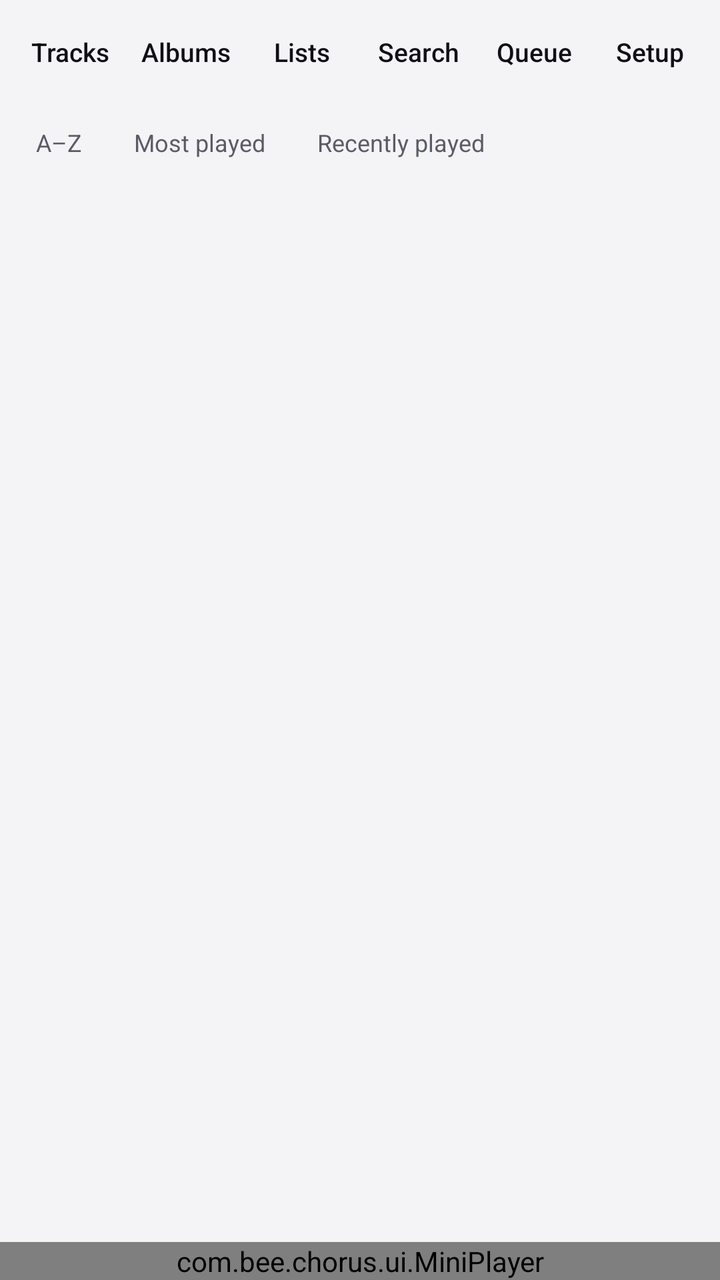
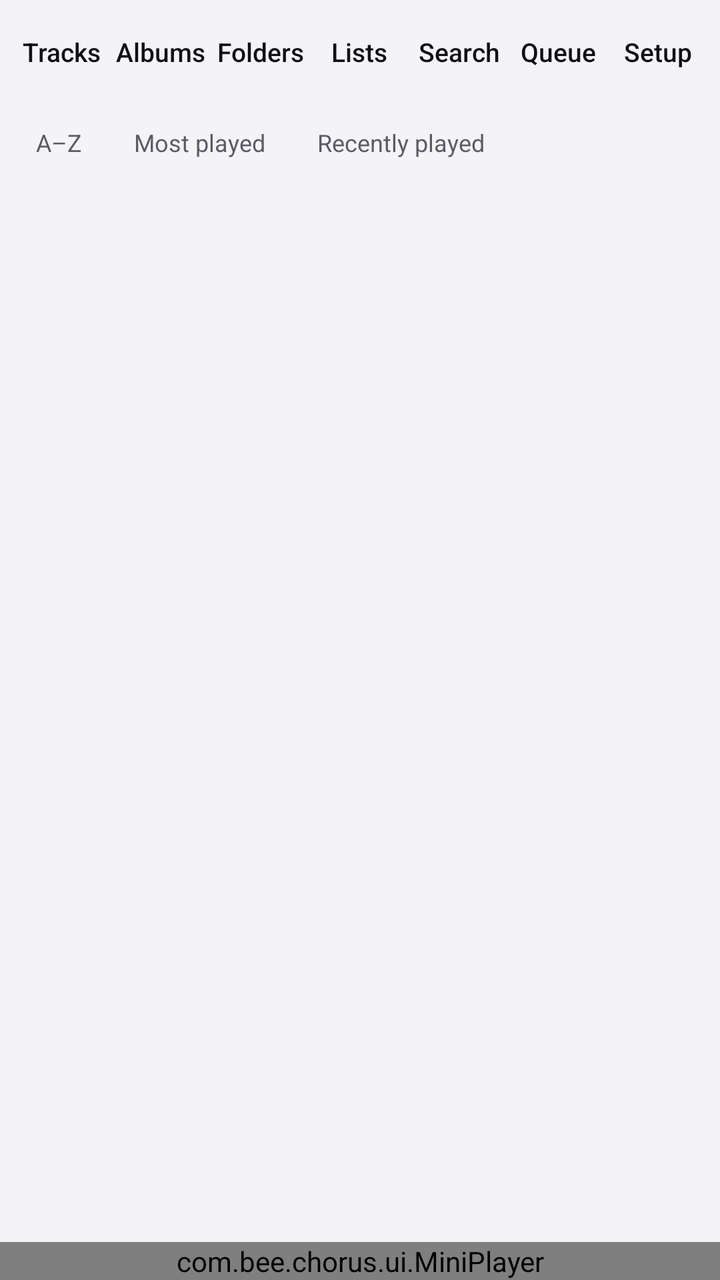

Before-and-after screenshots of an Android layout around one commit, followed by the original layout XML and the change that was made.
<!-- AndroidManifest.xml: application theme Theme.Chorus -->
<!-- res/layout/activity_main.xml -->
<?xml version="1.0" encoding="utf-8"?>
<LinearLayout xmlns:android="http://schemas.android.com/apk/res/android"
    android:id="@+id/main_root"
    android:layout_width="match_parent"
    android:layout_height="match_parent"
    android:orientation="vertical">

    
    <LinearLayout
        android:id="@+id/tab_strip"
        android:layout_width="match_parent"
        android:layout_height="wrap_content"
        android:baselineAligned="false"
        android:background="?android:attr/colorBackground"
        android:orientation="horizontal"
        android:paddingStart="6dp"
        android:paddingTop="2dp"
        android:paddingEnd="6dp">

        <FrameLayout
            android:layout_width="0dp"
            android:layout_height="wrap_content"
            android:layout_weight="1">

            <Button
                android:id="@+id/tab_tracks"
                style="?android:attr/borderlessButtonStyle"
                android:layout_width="match_parent"
                android:layout_height="wrap_content"
                android:minWidth="0dp"
                android:minHeight="48dp"
                android:paddingStart="2dp"
                android:paddingEnd="2dp"
                android:gravity="center"
                android:singleLine="true"
                android:textAllCaps="false"
                android:textSize="13sp"
                android:text="Tracks" />

            <View
                android:id="@+id/tab_indicator_tracks"
                android:layout_width="20dp"
                android:layout_height="2dp"
                android:layout_gravity="bottom|center_horizontal"
                android:layout_marginBottom="6dp"
                android:importantForAccessibility="no"
                android:visibility="gone" />
        </FrameLayout>

        <FrameLayout
            android:layout_width="0dp"
            android:layout_height="wrap_content"
            android:layout_weight="1">

            <Button
                android:id="@+id/tab_albums"
                style="?android:attr/borderlessButtonStyle"
                android:layout_width="match_parent"
                android:layout_height="wrap_content"
                android:minWidth="0dp"
                android:minHeight="48dp"
                android:paddingStart="2dp"
                android:paddingEnd="2dp"
                android:gravity="center"
                android:singleLine="true"
                android:textAllCaps="false"
                android:textSize="13sp"
                android:text="Albums" />

            <View
                android:id="@+id/tab_indicator_albums"
                android:layout_width="20dp"
                android:layout_height="2dp"
                android:layout_gravity="bottom|center_horizontal"
                android:layout_marginBottom="6dp"
                android:importantForAccessibility="no"
                android:visibility="gone" />
        </FrameLayout>

        <FrameLayout
            android:layout_width="0dp"
            android:layout_height="wrap_content"
            android:layout_weight="1">

            <Button
                android:id="@+id/tab_playlists"
                style="?android:attr/borderlessButtonStyle"
                android:layout_width="match_parent"
                android:layout_height="wrap_content"
                android:minWidth="0dp"
                android:minHeight="48dp"
                android:paddingStart="2dp"
                android:paddingEnd="2dp"
                android:gravity="center"
                android:singleLine="true"
                android:textAllCaps="false"
                android:textSize="13sp"
                android:text="Lists" />

            <View
                android:id="@+id/tab_indicator_playlists"
                android:layout_width="20dp"
                android:layout_height="2dp"
                android:layout_gravity="bottom|center_horizontal"
                android:layout_marginBottom="6dp"
                android:importantForAccessibility="no"
                android:visibility="gone" />
        </FrameLayout>

        <FrameLayout
            android:layout_width="0dp"
            android:layout_height="wrap_content"
            android:layout_weight="1">

            <Button
                android:id="@+id/tab_search"
                style="?android:attr/borderlessButtonStyle"
                android:layout_width="match_parent"
                android:layout_height="wrap_content"
                android:minWidth="0dp"
                android:minHeight="48dp"
                android:paddingStart="2dp"
                android:paddingEnd="2dp"
                android:gravity="center"
                android:singleLine="true"
                android:textAllCaps="false"
                android:textSize="13sp"
                android:text="Search" />

            <View
                android:id="@+id/tab_indicator_search"
                android:layout_width="20dp"
                android:layout_height="2dp"
                android:layout_gravity="bottom|center_horizontal"
                android:layout_marginBottom="6dp"
                android:importantForAccessibility="no"
                android:visibility="gone" />
        </FrameLayout>

        <FrameLayout
            android:layout_width="0dp"
            android:layout_height="wrap_content"
            android:layout_weight="1">

            <Button
                android:id="@+id/tab_queue"
                style="?android:attr/borderlessButtonStyle"
                android:layout_width="match_parent"
                android:layout_height="wrap_content"
                android:minWidth="0dp"
                android:minHeight="48dp"
                android:paddingStart="2dp"
                android:paddingEnd="2dp"
                android:gravity="center"
                android:singleLine="true"
                android:textAllCaps="false"
                android:textSize="13sp"
                android:text="Queue" />

            <View
                android:id="@+id/tab_indicator_queue"
                android:layout_width="20dp"
                android:layout_height="2dp"
                android:layout_gravity="bottom|center_horizontal"
                android:layout_marginBottom="6dp"
                android:importantForAccessibility="no"
                android:visibility="gone" />
        </FrameLayout>

        <FrameLayout
            android:layout_width="0dp"
            android:layout_height="wrap_content"
            android:layout_weight="1">

            <Button
                android:id="@+id/tab_settings"
                style="?android:attr/borderlessButtonStyle"
                android:layout_width="match_parent"
                android:layout_height="wrap_content"
                android:minWidth="0dp"
                android:minHeight="48dp"
                android:paddingStart="2dp"
                android:paddingEnd="2dp"
                android:gravity="center"
                android:singleLine="true"
                android:textAllCaps="false"
                android:textSize="13sp"
                android:text="Setup" />

            <View
                android:id="@+id/tab_indicator_settings"
                android:layout_width="20dp"
                android:layout_height="2dp"
                android:layout_gravity="bottom|center_horizontal"
                android:layout_marginBottom="6dp"
                android:importantForAccessibility="no"
                android:visibility="gone" />
        </FrameLayout>
    </LinearLayout>

    
    <View
        android:id="@+id/tab_divider"
        android:layout_width="match_parent"
        android:layout_height="1dp"
        android:importantForAccessibility="no" />

    
    <FrameLayout
        android:id="@+id/content"
        android:layout_width="match_parent"
        android:layout_height="0dp"
        android:layout_weight="1">

        
        <LinearLayout
            android:id="@+id/track_screen"
            android:layout_width="match_parent"
            android:layout_height="match_parent"
            android:orientation="vertical">

            <LinearLayout
                android:id="@+id/track_sort_bar"
                android:layout_width="match_parent"
                android:layout_height="wrap_content"
                android:gravity="start|center_vertical"
                android:orientation="horizontal"
                android:paddingStart="8dp"
                android:paddingEnd="8dp"
                android:paddingTop="6dp"
                android:paddingBottom="6dp">

                <TextView
                    android:id="@+id/sort_title"
                    android:layout_width="wrap_content"
                    android:layout_height="wrap_content"
                    android:background="?android:attr/selectableItemBackground"
                    android:clickable="true"
                    android:focusable="true"
                    android:paddingStart="10dp"
                    android:paddingEnd="10dp"
                    android:paddingTop="6dp"
                    android:paddingBottom="6dp"
                    android:text="A–Z"
                    android:textColor="?android:attr/textColorSecondary"
                    android:textSize="12sp" />

                <TextView
                    android:id="@+id/sort_plays"
                    android:layout_width="wrap_content"
                    android:layout_height="wrap_content"
                    android:layout_marginStart="6dp"
                    android:background="?android:attr/selectableItemBackground"
                    android:clickable="true"
                    android:focusable="true"
                    android:paddingStart="10dp"
                    android:paddingEnd="10dp"
                    android:paddingTop="6dp"
                    android:paddingBottom="6dp"
                    android:text="Most played"
                    android:textColor="?android:attr/textColorSecondary"
                    android:textSize="12sp" />

                <TextView
                    android:id="@+id/sort_recent"
                    android:layout_width="wrap_content"
                    android:layout_height="wrap_content"
                    android:layout_marginStart="6dp"
                    android:background="?android:attr/selectableItemBackground"
                    android:clickable="true"
                    android:focusable="true"
                    android:paddingStart="10dp"
                    android:paddingEnd="10dp"
                    android:paddingTop="6dp"
                    android:paddingBottom="6dp"
                    android:text="Recently played"
                    android:textColor="?android:attr/textColorSecondary"
                    android:textSize="12sp" />
            </LinearLayout>

            <androidx.recyclerview.widget.RecyclerView
                android:id="@+id/track_list"
                android:layout_width="match_parent"
                android:layout_height="0dp"
                android:layout_weight="1"
                android:clipToPadding="false"
                android:paddingBottom="8dp"
                android:scrollbars="vertical" />
        </LinearLayout>

        <androidx.recyclerview.widget.RecyclerView
            android:id="@+id/album_list"
            android:layout_width="match_parent"
            android:layout_height="match_parent"
            android:clipToPadding="false"
            android:paddingBottom="8dp"
            android:scrollbars="vertical"
            android:visibility="gone" />

        <LinearLayout
            android:id="@+id/playlist_home"
            android:layout_width="match_parent"
            android:layout_height="match_parent"
            android:orientation="vertical"
            android:visibility="gone">

            
            <Button
                android:id="@+id/fav_playlist"
                style="?android:attr/borderlessButtonStyle"
                android:layout_width="match_parent"
                android:layout_height="wrap_content"
                android:minWidth="0dp"
                android:minHeight="56dp"
                android:background="?android:attr/selectableItemBackground"
                android:gravity="start|center_vertical"
                android:paddingStart="16dp"
                android:paddingEnd="16dp"
                android:text="★ Favourites"
                android:textAllCaps="false"
                android:textColor="?android:attr/textColorPrimary"
                android:textSize="16sp" />

            <Button
                android:id="@+id/new_playlist"
                style="?android:attr/borderlessButtonStyle"
                android:layout_width="match_parent"
                android:layout_height="wrap_content"
                android:minWidth="0dp"
                android:minHeight="56dp"
                android:background="?android:attr/selectableItemBackground"
                android:gravity="start|center_vertical"
                android:paddingStart="16dp"
                android:paddingEnd="16dp"
                android:text="+ New playlist"
                android:textAllCaps="false"
                android:textColor="?android:attr/textColorPrimary"
                android:textSize="16sp" />

            <FrameLayout
                android:layout_width="match_parent"
                android:layout_height="0dp"
                android:layout_weight="1">

                <androidx.recyclerview.widget.RecyclerView
                    android:id="@+id/playlist_list"
                    android:layout_width="match_parent"
                    android:layout_height="match_parent"
                    android:clipToPadding="false"
                    android:paddingBottom="8dp"
                    android:scrollbars="vertical" />

                
                <TextView
                    android:id="@+id/playlist_empty"
                    android:layout_width="match_parent"
                    android:layout_height="wrap_content"
                    android:layout_gravity="center"
                    android:gravity="center"
                    android:lineSpacingExtra="4dp"
                    android:paddingStart="32dp"
                    android:paddingTop="40dp"
                    android:paddingEnd="32dp"
                    android:paddingBottom="40dp"
                    android:text="No playlists yet — tap ‘+ New playlist’ to make one"
                    android:textColor="?android:attr/textColorSecondary"
                    android:textSize="14sp"
                    android:visibility="gone" />
            </FrameLayout>
        </LinearLayout>

        <com.bee.chorus.ui.PlaylistPanel
            android:id="@+id/playlist_panel"
            android:layout_width="match_parent"
            android:layout_height="match_parent"
            android:visibility="gone" />

        <com.bee.chorus.ui.SearchPanel
            android:id="@+id/search_panel"
            android:layout_width="match_parent"
            android:layout_height="match_parent"
            android:visibility="gone" />

        <com.bee.chorus.ui.QueuePanel
            android:id="@+id/queue_panel"
            android:layout_width="match_parent"
            android:layout_height="match_parent"
            android:visibility="gone" />

        <LinearLayout
            android:id="@+id/settings_panel"
            android:layout_width="match_parent"
            android:layout_height="match_parent"
            android:orientation="vertical"
            android:padding="16dp"
            android:visibility="gone">

            <com.bee.chorus.ui.CycleToggle
                android:id="@+id/cycle_toggle"
                android:layout_width="match_parent"
                android:layout_height="wrap_content" />

            <TextView
                android:id="@+id/settings_about"
                android:layout_width="match_parent"
                android:layout_height="wrap_content"
                android:layout_marginTop="24dp"
                android:lineSpacingExtra="3dp"
                android:text="Chorus plays music stored on this phone only. It has no internet permission, no analytics and no ads."
                android:textColor="?android:attr/textColorSecondary"
                android:textSize="13sp" />
        </LinearLayout>
    </FrameLayout>

    
    <com.bee.chorus.ui.MiniPlayer
        android:id="@+id/mini_player"
        android:layout_width="match_parent"
        android:layout_height="wrap_content" />
</LinearLayout>
<!-- resources referenced by this layout -->
<resources>
  <style name="Theme.Chorus" parent="Theme.Chorus.Base" />
  <color name="chorus_light_bg">#FFF4F4F7</color>
  <color name="chorus_light_status_bar">@color/chorus_light_bg</color>
  <color name="chorus_light_nav_bar">@color/chorus_light_bg</color>
  <color name="chorus_light_text_primary">#FF101014</color>
  <color name="chorus_light_text_secondary">#FF5B5B66</color>
  <color name="chorus_light_surface">#FFFFFFFF</color>
  <color name="chorus_light_surface_elevated">#FFFFFFFF</color>
  <color name="chorus_light_text_muted">#FF8A8A96</color>
  <color name="chorus_light_divider">#1F000000</color>
  <color name="chorus_light_accent">#FFFFC107</color>
  <color name="chorus_light_accent_text">#FF8A6D00</color>
  <color name="chorus_light_player_bg">#FFF4F4F7</color>
  <color name="chorus_light_player_text">#FF101014</color>
  <color name="chorus_light_player_text_secondary">#B3101014</color>
  <color name="chorus_light_player_text_muted">#99101014</color>
  <color name="chorus_light_player_text_shadow">#00000000</color>
  <color name="chorus_light_player_art_card">#FF14141A</color>
  <color name="chorus_light_player_scrim_mid">#CCFFFFFF</color>
  <color name="chorus_light_player_scrim_low">#F2FFFFFF</color>
  <color name="chorus_light_player_scrim_end">#FAFFFFFF</color>
  <color name="chorus_light_player_surface">#FF101014</color>
  <color name="chorus_light_player_on_surface">#FFFFFFFF</color>
  <color name="chorus_light_player_pill">#1F000000</color>
  <color name="chorus_light_player_pill_border">#33000000</color>
  <color name="chorus_light_player_pill_on">#66FFC107</color>
  <color name="chorus_light_player_on_pill_text">#FF101014</color>
  <color name="chorus_light_player_pill_strong">#FF101014</color>
  <color name="chorus_light_player_on_strong_pill_text">#FFFFFFFF</color>
  <color name="chorus_light_player_ripple">#33000000</color>
  <color name="chorus_light_player_seek_track">#33000000</color>
  <color name="chorus_light_player_seek_thumb">#FF101014</color>
  <color name="chorus_light_player_seek_halo">#40000000</color>
  <!-- unchanged entries left out for length: 1 -->
</resources>

<!-- the commit's change to res/layout/activity_main.xml (unified diff, before → after) -->
@@ -69,6 +69,36 @@
 
             <View
                 android:id="@+id/tab_indicator_albums"
+                android:layout_width="20dp"
+                android:layout_height="2dp"
+                android:layout_gravity="bottom|center_horizontal"
+                android:layout_marginBottom="6dp"
+                android:importantForAccessibility="no"
+                android:visibility="gone" />
+        </FrameLayout>
+
+        <FrameLayout
+            android:layout_width="0dp"
+            android:layout_height="wrap_content"
+            android:layout_weight="1">
+
+            <Button
+                android:id="@+id/tab_folders"
+                style="?android:attr/borderlessButtonStyle"
+                android:layout_width="match_parent"
+                android:layout_height="wrap_content"
+                android:minWidth="0dp"
+                android:minHeight="48dp"
+                android:paddingStart="2dp"
+                android:paddingEnd="2dp"
+                android:gravity="center"
+                android:singleLine="true"
+                android:textAllCaps="false"
+                android:textSize="13sp"
+                android:text="Folders" />
+
+            <View
+                android:id="@+id/tab_indicator_folders"
                 android:layout_width="20dp"
                 android:layout_height="2dp"
                 android:layout_gravity="bottom|center_horizontal"
@@ -297,6 +327,12 @@
             android:scrollbars="vertical"
             android:visibility="gone" />
 
+        <com.bee.chorus.ui.FolderPanel
+            android:id="@+id/folder_panel"
+            android:layout_width="match_parent"
+            android:layout_height="match_parent"
+            android:visibility="gone" />
+
         <LinearLayout
             android:id="@+id/playlist_home"
             android:layout_width="match_parent"
@@ -333,6 +369,22 @@
                 android:paddingStart="16dp"
                 android:paddingEnd="16dp"
                 android:text="+ New playlist"
+                android:textAllCaps="false"
+                android:textColor="?android:attr/textColorPrimary"
+                android:textSize="16sp" />
+
+            <Button
+                android:id="@+id/import_playlist"
+                style="?android:attr/borderlessButtonStyle"
+                android:layout_width="match_parent"
+                android:layout_height="wrap_content"
+                android:minWidth="0dp"
+                android:minHeight="56dp"
+                android:background="?android:attr/selectableItemBackground"
+                android:gravity="start|center_vertical"
+                android:paddingStart="16dp"
+                android:paddingEnd="16dp"
+                android:text="Import playlist"
                 android:textAllCaps="false"
                 android:textColor="?android:attr/textColorPrimary"
                 android:textSize="16sp" />
